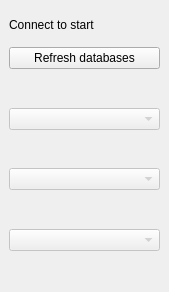
This is maindialog.ui in gospodarka-przestrzenna/MongoConnector as Qt 5 draws it before an edit. The edited form follows.
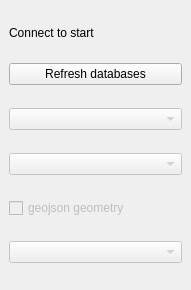
This is the edited form.

Commit message: New style geojson geometry fields possible . With geometry geojson all geometry types are now supported.

```diff
--- a/maindialog.ui
+++ b/maindialog.ui
@@ -9,23 +9,29 @@
    <rect>
     <x>0</x>
     <y>0</y>
-    <width>169</width>
-    <height>292</height>
+    <width>191</width>
+    <height>290</height>
    </rect>
   </property>
   <property name="minimumSize">
    <size>
-    <width>169</width>
-    <height>290</height>
+    <width>191</width>
+    <height>250</height>
    </size>
   </property>
   <property name="windowTitle">
    <string>Add mongodb layer</string>
   </property>
   <widget class="QWidget" name="dockWidgetContents">
-   <layout class="QVBoxLayout" name="verticalLayout_2" stretch="1,1,1,1,1,1,1,1,1">
+   <layout class="QVBoxLayout" name="verticalLayout_2" stretch="0,1,0,1,0,1">
     <item>
      <widget class="QLabel" name="connectionStatus">
+      <property name="sizePolicy">
+       <sizepolicy hsizetype="Preferred" vsizetype="Fixed">
+        <horstretch>0</horstretch>
+        <verstretch>0</verstretch>
+       </sizepolicy>
+      </property>
       <property name="locale">
        <locale language="C" country="AnyCountry"/>
       </property>
@@ -36,6 +42,12 @@
     </item>
     <item>
      <widget class="QPushButton" name="connectButton">
+      <property name="sizePolicy">
+       <sizepolicy hsizetype="Preferred" vsizetype="Fixed">
+        <horstretch>0</horstretch>
+        <verstretch>0</verstretch>
+       </sizepolicy>
+      </property>
       <property name="locale">
        <locale language="C" country="AnyCountry"/>
       </property>
@@ -44,24 +56,17 @@
       </property>
      </widget>
     </item>
-    <item>
-     <spacer name="verticalSpacer_3">
-      <property name="orientation">
-       <enum>Qt::Vertical</enum>
-      </property>
-      <property name="sizeHint" stdset="0">
-       <size>
-        <width>20</width>
-        <height>40</height>
-       </size>
-      </property>
-     </spacer>
-    </item>
     <item>
      <widget class="QComboBox" name="databaseBox">
       <property name="enabled">
        <bool>false</bool>
       </property>
+      <property name="sizePolicy">
+       <sizepolicy hsizetype="Preferred" vsizetype="Fixed">
+        <horstretch>0</horstretch>
+        <verstretch>0</verstretch>
+       </sizepolicy>
+      </property>
       <property name="toolTip">
        <string>&lt;html&gt;&lt;head/&gt;&lt;body&gt;&lt;p&gt;Choose database&lt;/p&gt;&lt;p&gt;please select one&lt;/p&gt;&lt;/body&gt;&lt;/html&gt;</string>
       </property>
@@ -70,19 +75,6 @@
       </property>
      </widget>
     </item>
-    <item>
-     <spacer name="verticalSpacer_4">
-      <property name="orientation">
-       <enum>Qt::Vertical</enum>
-      </property>
-      <property name="sizeHint" stdset="0">
-       <size>
-        <width>20</width>
-        <height>40</height>
-       </size>
-      </property>
-     </spacer>
-    </item>
     <item>
      <widget class="QComboBox" name="collectionBox">
       <property name="enabled">
@@ -97,17 +89,23 @@
      </widget>
     </item>
     <item>
-     <spacer name="verticalSpacer_5">
-      <property name="orientation">
-       <enum>Qt::Vertical</enum>
+     <widget class="QCheckBox" name="geojsonCheckBox">
+      <property name="enabled">
+       <bool>false</bool>
       </property>
-      <property name="sizeHint" stdset="0">
-       <size>
-        <width>20</width>
-        <height>40</height>
-       </size>
+      <property name="sizePolicy">
+       <sizepolicy hsizetype="Preferred" vsizetype="Fixed">
+        <horstretch>0</horstretch>
+        <verstretch>0</verstretch>
+       </sizepolicy>
       </property>
-     </spacer>
+      <property name="text">
+       <string>geojson geometry</string>
+      </property>
+      <property name="checked">
+       <bool>false</bool>
+      </property>
+     </widget>
     </item>
     <item>
      <widget class="QComboBox" name="geometryFieldBox">
@@ -122,19 +120,6 @@
       </property>
      </widget>
     </item>
-    <item>
-     <spacer name="verticalSpacer_6">
-      <property name="orientation">
-       <enum>Qt::Vertical</enum>
-      </property>
-      <property name="sizeHint" stdset="0">
-       <size>
-        <width>20</width>
-        <height>40</height>
-       </size>
-      </property>
-     </spacer>
-    </item>
    </layout>
    <zorder>pushButton</zorder>
    <zorder>label</zorder>
```
Left out of the diff: 12 changed lines with no effect on the pictures. The commit also changes 2 other files.
